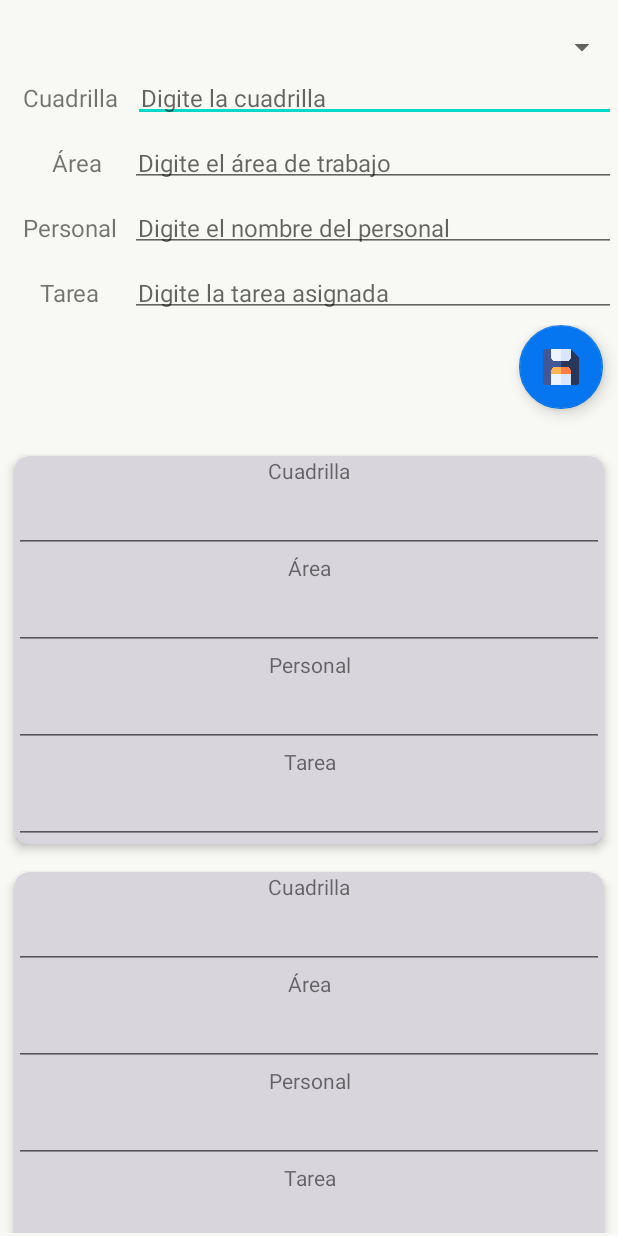
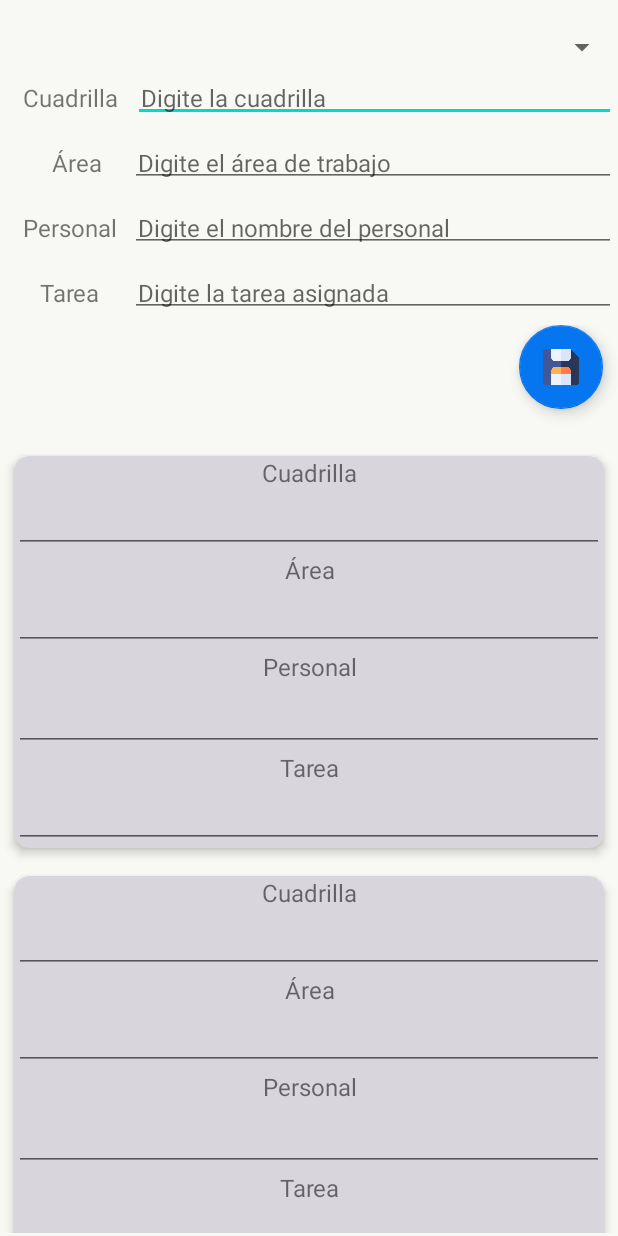
Before and after one commit to roheru/ProjectAndroid, an Android app: the layout fragment_work_task.xml on its own in the app's theme, with its tools: preview values and no code run, on a phone screen of 412 x 824 dp. Run offline under Robolectric (Android 15) with nearby library versions, the phone set to English and light mode, and no system bars.

Commit message:
updating work task
add validation area and save message

```diff
--- a/source/APP1/app/src/main/java/com/example/app1/WorkTask.kt
+++ b/source/APP1/app/src/main/java/com/example/app1/WorkTask.kt
@@ -108,6 +108,7 @@ class WorkTask : Fragment() {
                                     this.task?.text.toString())
                                 var mt:ModelTask=ModelTask()
                                 mt.insertTask(q)
+                                this.msg?.text="Tarea guardada con éxito"
                             }else{
                                 this.msg?.text="Por favor digite la tarea asignada"
                             }
--- a/source/APP1/app/src/main/res/layout/fragment_quad_task.xml
+++ b/source/APP1/app/src/main/res/layout/fragment_quad_task.xml
@@ -18,11 +18,13 @@
             android:layout_width="match_parent"
             android:layout_height="wrap_content"
             android:gravity="center"
+            android:textSize="16sp"
             android:text="Cuadrilla"/>
         <EditText
             android:layout_width="match_parent"
             android:layout_height="wrap_content"
             android:id="@+id/quadidCard"
+            android:textSize="16sp"
             android:focusable="false"
             android:gravity="center"
             />
@@ -31,9 +33,11 @@
             android:layout_width="match_parent"
             android:layout_height="wrap_content"
             android:gravity="center"
+            android:textSize="16sp"
             android:text="Área"/>
 
         <EditText
+            android:textSize="16sp"
             android:layout_width="match_parent"
             android:layout_height="wrap_content"
             android:id="@+id/areaCard"
@@ -45,6 +49,7 @@
             android:layout_width="match_parent"
             android:layout_height="wrap_content"
             android:gravity="center"
+            android:textSize="16sp"
             android:text="Personal"/>
 
         <EditText
@@ -58,11 +63,13 @@
             android:layout_width="match_parent"
             android:layout_height="wrap_content"
             android:gravity="center"
+            android:textSize="16sp"
             android:text="Tarea"/>
         <EditText
             android:layout_width="match_parent"
             android:layout_height="wrap_content"
             android:id="@+id/taskCard"
+            android:textSize="16sp"
             android:focusable="false"
             android:gravity="center"
             />
--- a/source/APP1/app/src/main/res/layout/fragment_work_task.xml
+++ b/source/APP1/app/src/main/res/layout/fragment_work_task.xml
@@ -50,8 +50,12 @@
                 android:id="@+id/quadgroup"
                 android:layout_height="wrap_content"
                 android:layout_column="1"
+                android:singleLine="true"
+                android:maxLines="1"
                 android:layout_marginLeft="10dp"
                 android:gravity="left"
+                android:inputType="number"
+                android:imeOptions="actionNext"
                 android:hint="Digite la cuadrilla"
                 android:padding="5dp"
                 android:textSize="16sp" />
@@ -79,6 +83,7 @@
                 android:layout_height="wrap_content"
                 android:id="@+id/areagroup"
                 android:gravity="left"
+                android:imeOptions="actionNext"
                 android:padding="5dp"
                 android:textSize="16sp"
                 android:hint="Digite el área de trabajo"
@@ -106,6 +111,7 @@
                 android:layout_width="match_parent"
                 android:layout_height="wrap_content"
                 android:id="@+id/namegroup"
+                android:imeOptions="actionNext"
                 android:gravity="left"
                 android:padding="5dp"
                 android:textSize="16sp"
@@ -137,6 +143,7 @@
                 android:layout_height="wrap_content"
                 android:id="@+id/taskgroup"
                 android:gravity="left"
+                android:imeOptions="actionNext"
                 android:padding="5dp"
                 android:textSize="16sp"
                 android:hint="Digite la tarea asignada"/>
```
